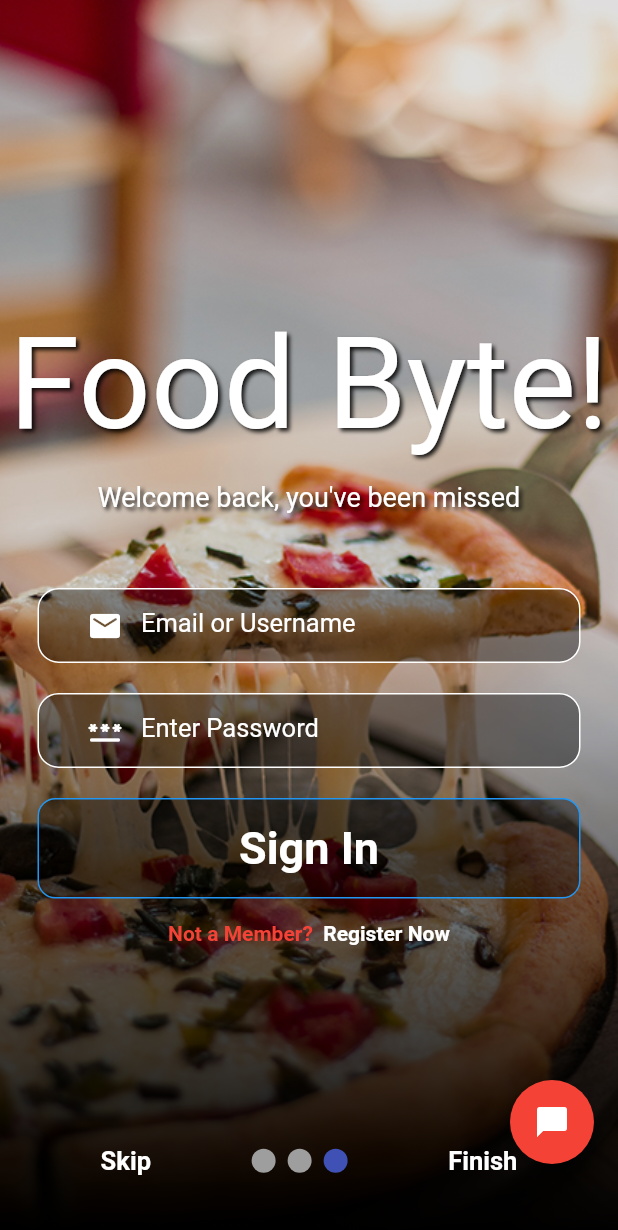
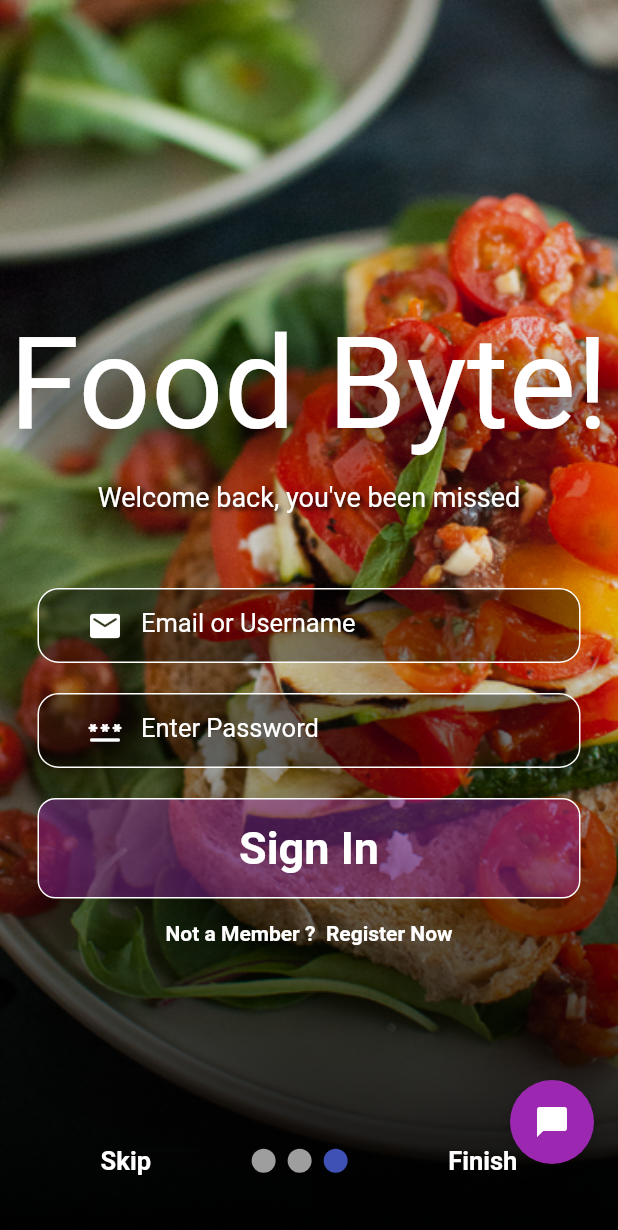
Before and after one commit to OscarNii/Flutter-PizzaApp-, a Flutter app: the screen it shows after launch, swiped to page 3, on a phone screen of 412 x 824 dp. Shown: the top 1230 px of the screen. Run offline on Flutter 3.47's test engine with Material 2 defaults, Android fonts, the light colour scheme and no system bars; drawn by our look-alikes of smooth_page_indicator; our stand-ins replace google_fonts, google_nav_bar; Roboto replaces fonts that are missing (Acme).

Commit message:
Cards updates

```diff
--- a/lib/screens/pages/page3.dart
+++ b/lib/screens/pages/page3.dart
@@ -25,7 +25,7 @@ class _Page3State extends State<Page3> {
           child: Container(
             decoration: const BoxDecoration(
               image: DecorationImage(
-                image: AssetImage('assets/pizzza.png'),
+                image: AssetImage('assets/salad.jpg'),
                 fit: BoxFit.cover,
               ),
             ),
@@ -47,8 +47,8 @@ class _Page3State extends State<Page3> {
                         fontSize: 85,
                         shadows: <Shadow>[
                           Shadow(
-                            offset: Offset(2.0, 2.0),
-                            blurRadius: 3.0,
+                            offset: Offset(10.0, 10.0),
+                            blurRadius: 30.0,
                             color: Colors.black87,
                           ),
                         ],
@@ -135,9 +135,9 @@ class _Page3State extends State<Page3> {
                       padding: EdgeInsets.all(15),
                       decoration: BoxDecoration(
                         borderRadius: BorderRadius.circular(12),
-                        color: Colors.black38,
+                        color: Color.fromARGB(106, 155, 39, 176),
                         border: Border.all(
-                          color: Colors.blue,
+                          color: Colors.white,
                         ),
                       ),
                       child: Center(
@@ -157,9 +157,9 @@ class _Page3State extends State<Page3> {
                     mainAxisAlignment: MainAxisAlignment.center,
                     children: [
                       Text(
-                        'Not a Member?  ',
+                        'Not a Member ?  ',
                         style: TextStyle(
-                          color: Colors.red,
+                          color: Colors.white,
                           fontWeight: FontWeight.bold,
                         ),
                       ),
@@ -179,7 +179,7 @@ class _Page3State extends State<Page3> {
           floatingActionButton: Container(
             height: 120,
             child: FloatingActionButton(
-              backgroundColor: Colors.red,
+              backgroundColor: Colors.purple,
               child: Icon(Icons.chat_bubble),
               onPressed: () {},
             ),
```
